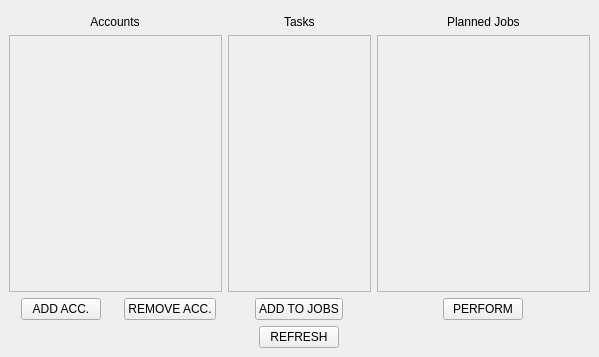
Old version of the form tool/python/gui/views/home.ui in the repository TheLeoYeo/iGPManagerTooleo.
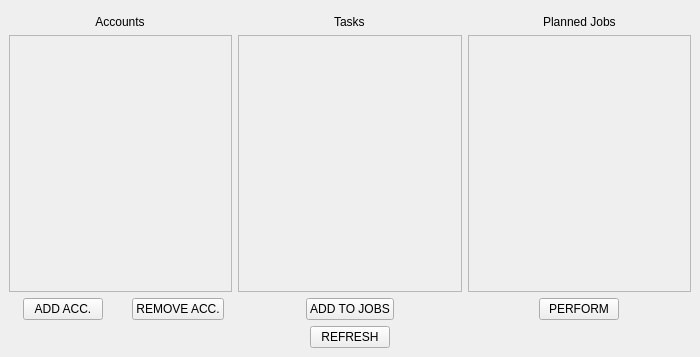
New version of the form. Custom widgets are drawn as their Qt base class.

What changed in the file:
```diff
--- a/tool/python/gui/views/home.ui
+++ b/tool/python/gui/views/home.ui
@@ -6,7 +6,7 @@
    <rect>
     <x>0</x>
     <y>0</y>
-    <width>599</width>
+    <width>700</width>
     <height>357</height>
    </rect>
   </property>
@@ -21,7 +21,7 @@
        <widget class="QWidget" name="widget" native="true"/>
       </item>
       <item>
-       <layout class="QHBoxLayout" name="horizontalLayout" stretch="3,2,3">
+       <layout class="QHBoxLayout" name="horizontalLayout" stretch="3,3,3">
         <property name="spacing">
          <number>6</number>
         </property>
```
Left out of the diff: 2 changed lines with no effect on the pictures.
